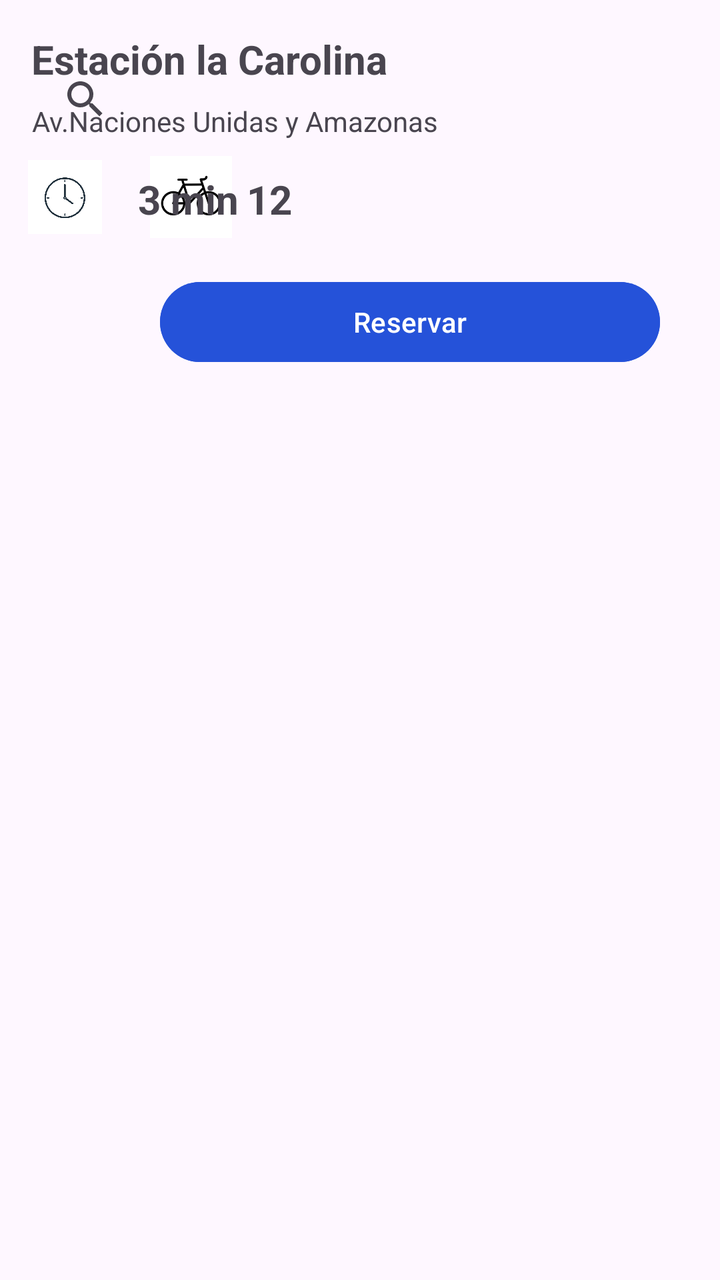
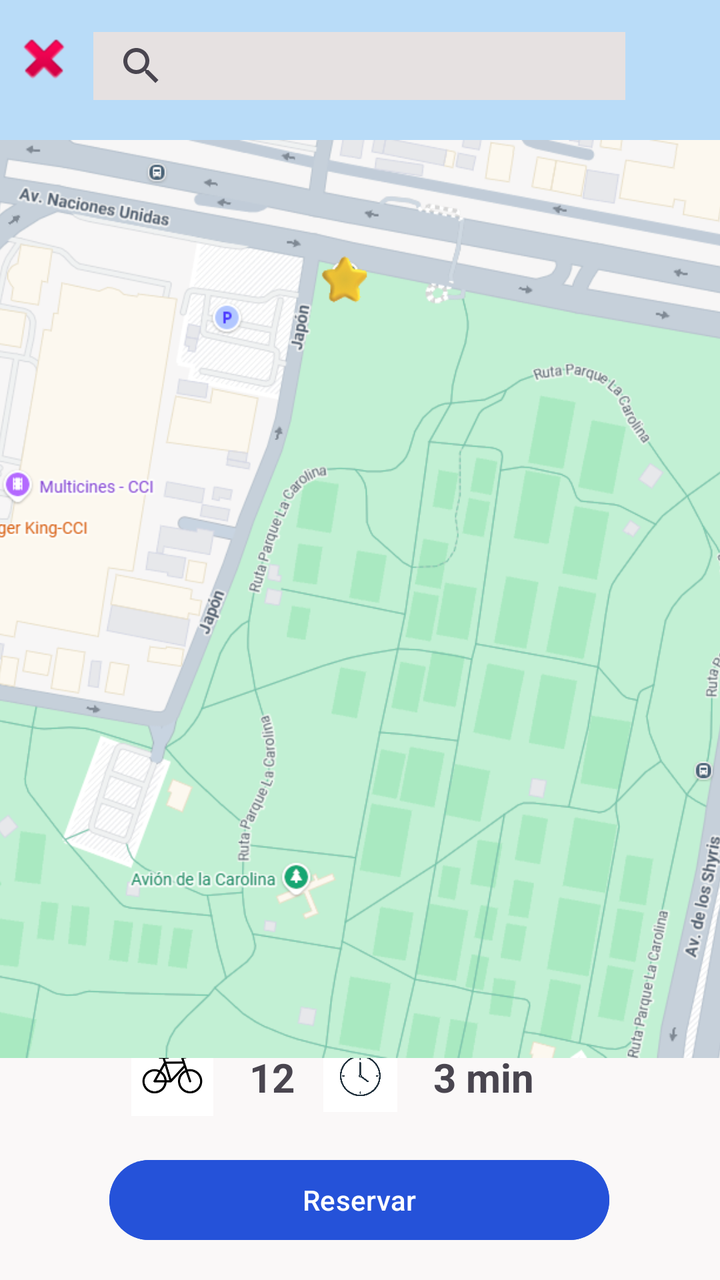

The first picture is an Android layout as it rendered before a commit; the second is the same layout after the commit. The layout source and the unified diff follow.
<!-- AndroidManifest.xml: application theme Theme.Ecobike_app -->
<!-- res/layout/activity_home.xml -->
<?xml version="1.0" encoding="utf-8"?>
<androidx.constraintlayout.widget.ConstraintLayout xmlns:android="http://schemas.android.com/apk/res/android"
    xmlns:map="http://schemas.android.com/apk/res-auto"
    xmlns:tools="http://schemas.android.com/tools"
    android:id="@+id/map"
    android:layout_width="match_parent"
    android:layout_height="match_parent"
    tools:context=".HomeActivity" >

    <SearchView
        android:id="@+id/search"
        android:layout_width="322dp"
        android:layout_height="35dp"
        android:layout_marginTop="32dp"
        map:layout_constraintEnd_toEndOf="parent"
        map:layout_constraintHorizontal_bias="0.494"
        map:layout_constraintStart_toStartOf="parent"
        map:layout_constraintTop_toTopOf="parent" />

    <androidx.constraintlayout.widget.ConstraintLayout
        android:id="@+id/footer"
        android:layout_width="411dp"
        android:layout_height="201dp"
        tools:layout_editor_absoluteX="0dp"
        tools:layout_editor_absoluteY="528dp">

        <TextView
            android:id="@+id/txt2_estacion"
            android:layout_width="wrap_content"
            android:layout_height="wrap_content"
            android:layout_marginTop="16dp"
            android:text="Estación la Carolina"
            android:textSize="20sp"
            android:textStyle="bold"
            map:layout_constraintEnd_toEndOf="parent"
            map:layout_constraintHorizontal_bias="0.068"
            map:layout_constraintStart_toStartOf="parent"
            map:layout_constraintTop_toTopOf="parent" />

        <TextView
            android:id="@+id/txt2_direccion"
            android:layout_width="wrap_content"
            android:layout_height="wrap_content"
            android:layout_marginTop="8dp"
            android:text="Av.Naciones Unidas y Amazonas"
            map:layout_constraintEnd_toEndOf="parent"
            map:layout_constraintHorizontal_bias="0.077"
            map:layout_constraintStart_toStartOf="parent"
            map:layout_constraintTop_toBottomOf="@+id/txt2_estacion" />

        <Button
            android:id="@+id/btn_reservar"
            android:layout_width="250dp"
            android:layout_height="wrap_content"
            android:layout_marginBottom="16dp"
            android:backgroundTint="#2552D9"
            android:text="Reservar"
            map:layout_constraintBottom_toBottomOf="parent"
            map:layout_constraintEnd_toEndOf="parent"
            map:layout_constraintHorizontal_bias="0.496"
            map:layout_constraintStart_toStartOf="parent"
            map:layout_constraintTop_toBottomOf="@+id/txt2_direccion"
            map:layout_constraintVertical_bias="1.0" />

        <ImageView
            android:id="@+id/imageView6"
            android:layout_width="69dp"
            android:layout_height="41dp"
            android:layout_marginTop="8dp"
            android:src="@drawable/bici"
            map:layout_constraintEnd_toEndOf="parent"
            map:layout_constraintHorizontal_bias="0.178"
            map:layout_constraintStart_toStartOf="parent"
            map:layout_constraintTop_toBottomOf="@+id/txt2_direccion" />

        <TextView
            android:id="@+id/txt3_stock"
            android:layout_width="wrap_content"
            android:layout_height="wrap_content"
            android:layout_marginStart="4dp"
            android:layout_marginTop="16dp"
            android:text="12"
            android:textSize="20sp"
            android:textStyle="bold"
            map:layout_constraintEnd_toStartOf="@+id/imageView7"
            map:layout_constraintHorizontal_bias="0.068"
            map:layout_constraintStart_toEndOf="@+id/imageView6"
            map:layout_constraintTop_toBottomOf="@+id/txt2_direccion" />

        <TextView
            android:id="@+id/txt3_stock2"
            android:layout_width="wrap_content"
            android:layout_height="wrap_content"
            android:layout_marginStart="4dp"
            android:layout_marginBottom="24dp"
            android:text="3 min"
            android:textSize="20sp"
            android:textStyle="bold"
            map:layout_constraintBottom_toTopOf="@+id/btn_reservar"
            map:layout_constraintStart_toEndOf="@+id/imageView7" />

        <ImageView
            android:id="@+id/imageView7"
            android:layout_width="65dp"
            android:layout_height="37dp"
            android:layout_marginBottom="20dp"
            android:src="@drawable/reloj"
            map:layout_constraintBottom_toTopOf="@+id/btn_reservar"
            tools:layout_editor_absoluteX="190dp" />

    </androidx.constraintlayout.widget.ConstraintLayout>

</androidx.constraintlayout.widget.ConstraintLayout>
<!-- resources referenced by this layout -->
<resources>
  <!-- drawable bici: png bitmap (drawable, 2751 bytes) -->
  <!-- drawable reloj: jpg bitmap (drawable, 18643 bytes) -->
  <style name="Theme.Ecobike_app" parent="Base.Theme.Ecobike_app" />
  <style name="Base.Theme.Ecobike_app" parent="Theme.Material3.DayNight.NoActionBar">
          
          
      </style>
</resources>

<!-- the commit's change to res/layout/activity_home.xml (unified diff, before → after) -->
@@ -2,27 +2,34 @@
 <androidx.constraintlayout.widget.ConstraintLayout xmlns:android="http://schemas.android.com/apk/res/android"
     xmlns:map="http://schemas.android.com/apk/res-auto"
     xmlns:tools="http://schemas.android.com/tools"
-    android:id="@+id/map"
+    android:id="@+id/main"
     android:layout_width="match_parent"
     android:layout_height="match_parent"
-    tools:context=".HomeActivity" >
+    android:background="#B9DCF8"
+    tools:context=".HomeActivity">
 
     <SearchView
         android:id="@+id/search"
-        android:layout_width="322dp"
-        android:layout_height="35dp"
-        android:layout_marginTop="32dp"
+        android:layout_width="266dp"
+        android:layout_height="34dp"
+        android:layout_marginTop="16dp"
+        android:background="#E6E1E1"
         map:layout_constraintEnd_toEndOf="parent"
-        map:layout_constraintHorizontal_bias="0.494"
+        map:layout_constraintHorizontal_bias="0.496"
         map:layout_constraintStart_toStartOf="parent"
         map:layout_constraintTop_toTopOf="parent" />
 
     <androidx.constraintlayout.widget.ConstraintLayout
         android:id="@+id/footer"
-        android:layout_width="411dp"
+        android:layout_width="match_parent"
         android:layout_height="201dp"
-        tools:layout_editor_absoluteX="0dp"
-        tools:layout_editor_absoluteY="528dp">
+        android:background="#FAF8F8"
+        map:layout_constraintBottom_toBottomOf="parent"
+        map:layout_constraintEnd_toEndOf="parent"
+        map:layout_constraintHorizontal_bias="0.0"
+        map:layout_constraintStart_toStartOf="parent"
+        map:layout_constraintTop_toBottomOf="@+id/imageView3"
+        map:layout_constraintVertical_bias="1.0">
 
         <TextView
             android:id="@+id/txt2_estacion"
@@ -42,7 +49,7 @@
             android:layout_width="wrap_content"
             android:layout_height="wrap_content"
             android:layout_marginTop="8dp"
-            android:text="Av.Naciones Unidas y Amazonas"
+            android:text="Av.Naciones Unidas y Japón"
             map:layout_constraintEnd_toEndOf="parent"
             map:layout_constraintHorizontal_bias="0.077"
             map:layout_constraintStart_toStartOf="parent"
@@ -106,8 +113,31 @@
             android:layout_marginBottom="20dp"
             android:src="@drawable/reloj"
             map:layout_constraintBottom_toTopOf="@+id/btn_reservar"
-            tools:layout_editor_absoluteX="190dp" />
+            map:layout_constraintEnd_toEndOf="parent"
+            map:layout_constraintStart_toStartOf="parent" />
 
     </androidx.constraintlayout.widget.ConstraintLayout>
 
+    <ImageView
+        android:id="@+id/imageView3"
+        android:layout_width="match_parent"
+        android:layout_height="459dp"
+        android:layout_marginTop="20dp"
+        android:scaleType="centerCrop"
+        android:src="@drawable/parada"
+        map:layout_constraintTop_toBottomOf="@+id/search"
+        tools:layout_editor_absoluteX="0dp" />
+
+    <ImageView
+        android:id="@+id/btn_salir"
+        android:layout_width="wrap_content"
+        android:layout_height="wrap_content"
+        map:layout_constraintBottom_toBottomOf="parent"
+        map:layout_constraintEnd_toStartOf="@+id/search"
+        map:layout_constraintHorizontal_bias="0.4"
+        map:layout_constraintStart_toStartOf="parent"
+        map:layout_constraintTop_toTopOf="parent"
+        map:layout_constraintVertical_bias="0.022"
+        map:srcCompat="@android:drawable/ic_delete" />
+
 </androidx.constraintlayout.widget.ConstraintLayout>
<!-- resource entries referenced after the edit -->
@@ -1,6 +1,7 @@
 <!-- resources referenced by this layout -->
 <resources>
   <!-- drawable bici: png bitmap (drawable, 2751 bytes) -->
+  <!-- drawable parada: png bitmap (drawable, 301713 bytes) -->
   <!-- drawable reloj: jpg bitmap (drawable, 18643 bytes) -->
   <style name="Theme.Ecobike_app" parent="Base.Theme.Ecobike_app" />
   <style name="Base.Theme.Ecobike_app" parent="Theme.Material3.DayNight.NoActionBar">
